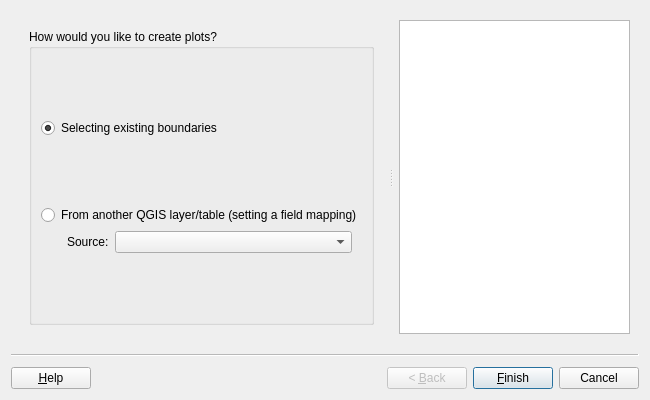
Old version of the form asistente_ladm_col/ui/wiz_create_plot_cadastre.ui in the repository SwissTierrasColombia/Asistente-LADM-COL.
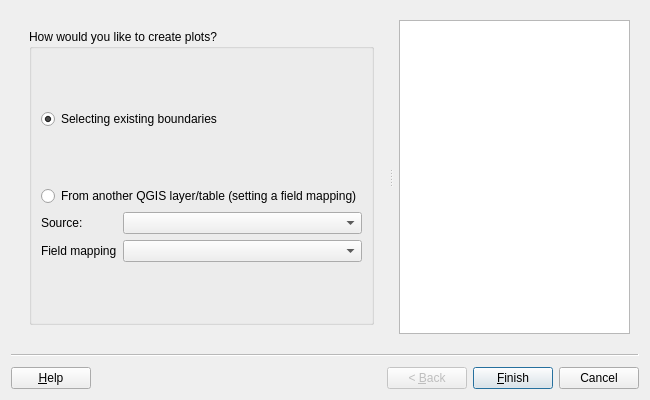
New version of the form. Custom widgets are drawn as their Qt base class.

Commit message: Replicate the function of save and load fields mapping in all wizard of the aplication

What changed in the file:
```diff
--- a/asistente_ladm_col/ui/wiz_create_plot_cadastre.ui
+++ b/asistente_ladm_col/ui/wiz_create_plot_cadastre.ui
@@ -51,7 +51,7 @@
           <property name="title">
            <string>How would you like to create plots?</string>
           </property>
-          <layout class="QGridLayout" name="gridLayout_3">
+          <layout class="QGridLayout" name="gridLayout_4">
            <item row="0" column="0">
             <spacer name="verticalSpacer_4">
              <property name="orientation">
@@ -65,7 +65,7 @@
              </property>
             </spacer>
            </item>
-           <item row="1" column="0">
+           <item row="1" column="0" colspan="2">
             <widget class="QRadioButton" name="rad_plot_from_boundaries">
              <property name="text">
               <string>Selecting existing boundaries</string>
@@ -88,28 +88,19 @@
              </property>
             </spacer>
            </item>
-           <item row="6" column="0">
-            <spacer name="verticalSpacer_6">
-             <property name="orientation">
-              <enum>Qt::Vertical</enum>
+           <item row="3" column="0" colspan="2">
+            <widget class="QRadioButton" name="rad_refactor">
+             <property name="enabled">
+              <bool>true</bool>
              </property>
-             <property name="sizeHint" stdset="0">
-              <size>
-               <width>20</width>
-               <height>40</height>
-              </size>
+             <property name="text">
+              <string>From another QGIS layer/table (setting a field mapping)</string>
              </property>
-            </spacer>
+            </widget>
            </item>
-           <item row="4" column="0">
-            <layout class="QHBoxLayout" name="horizontalLayout_3">
-             <property name="leftMargin">
-              <number>26</number>
-             </property>
-             <property name="rightMargin">
-              <number>10</number>
-             </property>
-             <item>
+           <item row="4" column="0" colspan="2">
+            <layout class="QGridLayout" name="gridLayout_3">
+             <item row="0" column="0">
               <widget class="QLabel" name="lbl_refactor_source">
                <property name="sizePolicy">
                 <sizepolicy hsizetype="Preferred" vsizetype="Preferred">
@@ -122,7 +113,7 @@
                </property>
               </widget>
              </item>
-             <item>
+             <item row="0" column="1">
               <widget class="QgsMapLayerComboBox" name="mMapLayerComboBox">
                <property name="sizePolicy">
                 <sizepolicy hsizetype="Expanding" vsizetype="Fixed">
@@ -144,17 +135,30 @@
                </property>
               </widget>
              </item>
+             <item row="1" column="0">
+              <widget class="QLabel" name="lbl_field_mapping">
+               <property name="text">
+                <string>Field mapping</string>
+               </property>
+              </widget>
+             </item>
+             <item row="1" column="1">
+              <widget class="QComboBox" name="cbo_mapping"/>
+             </item>
             </layout>
            </item>
-           <item row="3" column="0">
-            <widget class="QRadioButton" name="rad_refactor">
-             <property name="enabled">
-              <bool>true</bool>
+           <item row="5" column="1">
+            <spacer name="verticalSpacer_6">
+             <property name="orientation">
+              <enum>Qt::Vertical</enum>
              </property>
-             <property name="text">
-              <string>From another QGIS layer/table (setting a field mapping)</string>
+             <property name="sizeHint" stdset="0">
+              <size>
+               <width>20</width>
+               <height>40</height>
+              </size>
              </property>
-            </widget>
+            </spacer>
            </item>
           </layout>
          </widget>
```
The commit also changes 28 other files.
